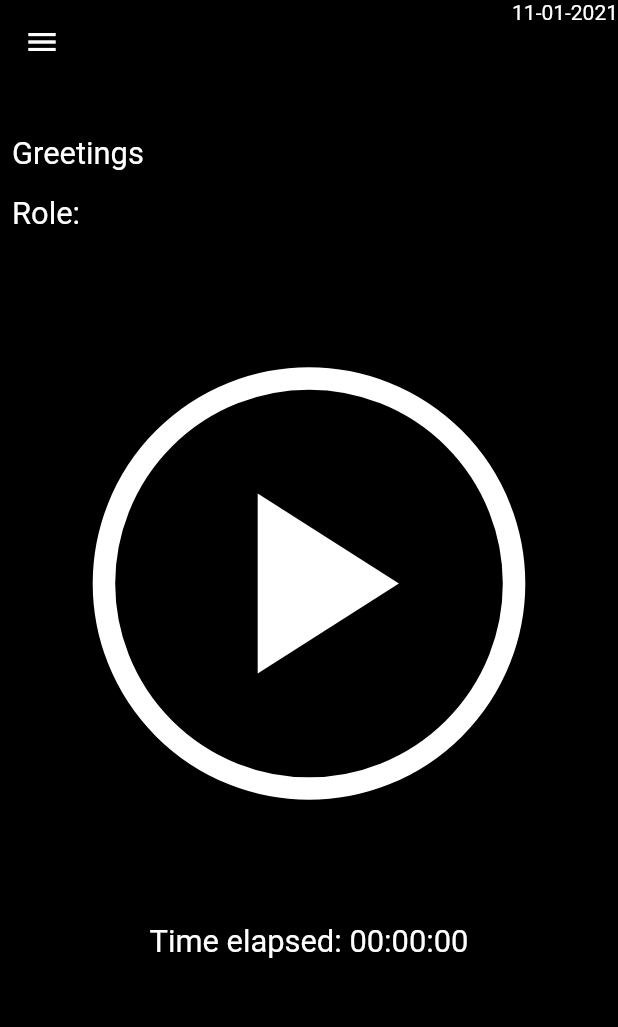
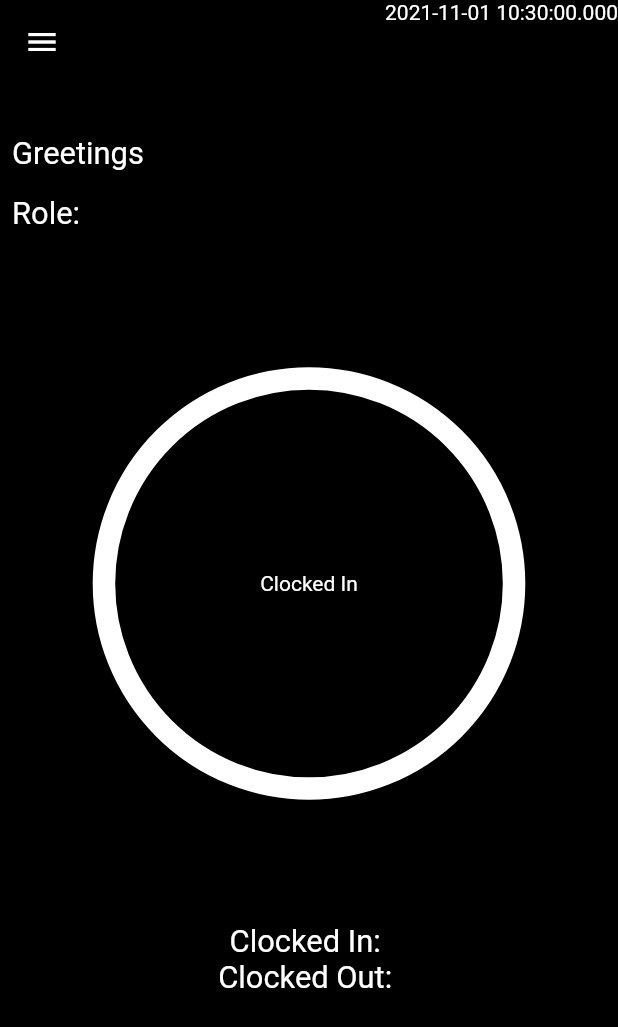
Before and after one commit to shemr1/timepunchtimesheet, a Flutter app: the EmployeeHomeScreen screen opened directly, on a phone screen of 412 x 824 dp. Shown: the top 1027 px of the screen. Run offline on Flutter 3.47's test engine with Material 2 defaults, Android fonts, the phone set to English and light mode, and no system bars; drawn by our look-alikes of percent_indicator; our stand-ins replace cloud_firestore, firebase_auth, firebase_core, flutter_local_notifications, fluttertoast, location and 1 more; accounts and stored records are empty.

Commit message:
version 2 of project

```diff
--- a/lib/authentication/Registration.dart
+++ b/lib/authentication/Registration.dart
@@ -1,7 +1,7 @@
 import 'dart:ui';
 import 'package:cloud_firestore/cloud_firestore.dart';
 import 'package:firebase_auth/firebase_auth.dart';
-import 'package:firebase_database/firebase_database.dart';
+
 import 'package:flutter/cupertino.dart';
 import 'package:flutter/material.dart';
 import 'package:timepunchtimesheet/Widgets/customTextField.dart';
--- a/lib/screens/Employee/EmployeeHomeScreen.dart
+++ b/lib/screens/Employee/EmployeeHomeScreen.dart
@@ -2,13 +2,13 @@ import 'dart:async';
 import 'package:intl/intl.dart';
 import 'package:percent_indicator/percent_indicator.dart';
 import 'package:firebase_auth/firebase_auth.dart';
-import 'package:firebase_database/firebase_database.dart';
+import 'package:cloud_firestore/cloud_firestore.dart';
 import 'package:flutter_local_notifications/flutter_local_notifications.dart';
 import 'package:location/location.dart';
-
+import 'package:fluttertoast/fluttertoast.dart';
 import 'package:flutter/material.dart';
 
-import '../../notification_service.dart';
+
 
 class EmployeeHomeScreen extends StatefulWidget {
   const EmployeeHomeScreen({Key key}) : super(key: key);
@@ -18,67 +18,40 @@ class EmployeeHomeScreen extends StatefulWidget {
 }
 
 class _EmployeeHomeScreenState extends State<EmployeeHomeScreen> {
+  User auth = FirebaseAuth.instance.currentUser;
+  Stopwatch _stopwatch = Stopwatch();
+  String nowt;
 
-  Stopwatch _stopwatch = Stopwatch();
-  User user = FirebaseAuth.instance.currentUser;
-  Timer _timer;
-  String nowt ;
   String status;
   DateTime d;
   double t = 0;
   Location location = new Location();
-  bool _serviceEnabled;
-  PermissionStatus _permissionGranted;
-  LocationData _locationData;
-  String elapsedTime = '';
-  IconData btn = Icons.play_arrow;
 
-
-  static const AndroidNotificationDetails androidPlatformChannelSpecifics =
-  AndroidNotificationDetails(
-      'your channel id', 'your channel name',
+  static const AndroidNotificationDetails androidPlatformChannelSpecifics = AndroidNotificationDetails(
+    'your channel id',
+    'your channel name',
     importance: Importance.defaultImportance,
     priority: Priority.min,
     showWhen: false,
   );
-  static const NotificationDetails platformChannelSpecifics =
-  NotificationDetails(android: androidPlatformChannelSpecifics);
+  static const NotificationDetails platformChannelSpecifics = NotificationDetails(android: androidPlatformChannelSpecifics);
 
   DateTime x = DateTime.now();
 
+  bool isThere = false;
 
-  @override
-  void initState() {
-    super.initState();
-    _stopwatch = Stopwatch();
-    // re-render every 30ms
-    _timer = new Timer.periodic(new Duration(milliseconds: 30), (timer) {
-      setState(() {});
-    });
-  }
-  @override
-  void dispose() {
-    _timer.cancel();
-    super.dispose();
-  }
+  String clockedIN = '';
 
-
+  String clockedOut = '';
 
   @override
   Widget build(BuildContext context) {
-    getNowTime();
+    checkExist();
+    getTime();
+    checkPreviousOut();
     Duration duration = Duration(hours: 8);
-    double height = MediaQuery
-        .of(context)
-        .size
-        .height;
-    double width = MediaQuery
-        .of(context)
-        .size
-        .width;
-
-    status = currentStatus();
-
+    double height = MediaQuery.of(context).size.height;
+    double width = MediaQuery.of(context).size.width;
 
     return Material(
         child: Scaffold(
@@ -99,7 +72,7 @@ class _EmployeeHomeScreenState extends State<EmployeeHomeScreen> {
         elevation: 0.0,
         backgroundColor: Colors.transparent,
         actions: [
-              Text(nowt),
+          Text(x.toString()),
         ],
       ),
       drawer: Drawer(),
@@ -108,6 +81,7 @@ class _EmployeeHomeScreenState extends State<EmployeeHomeScreen> {
           color: Colors.black,
         ),
         child: Column(
+          mainAxisAlignment: MainAxisAlignment.start,
           crossAxisAlignment: CrossAxisAlignment.stretch,
           children: [
             SizedBox(
@@ -115,160 +89,175 @@ class _EmployeeHomeScreenState extends State<EmployeeHomeScreen> {
             ),
             Padding(
               padding: const EdgeInsets.all(8.0),
-                  child: Text('Greetings ' + '' +
-                      FirebaseAuth.instance.currentUser.displayName,
-                  style: TextStyle(
-                    color: Colors.white,
-                    fontSize: height * 0.025
-                  ),),
+              child: Text(
+                'Greetings ' + '' + FirebaseAuth.instance.currentUser.displayName,
+                style: TextStyle(color: Colors.white, fontSize: height * 0.025),
+              ),
             ),
             Padding(
               padding: const EdgeInsets.all(8.0),
-                  child: Text('Role: ',style: TextStyle(
-                      color: Colors.white,
-                      fontSize: height * 0.025
-                  ),
+              child: Text(
+                'Role: ',
+                style: TextStyle(color: Colors.white, fontSize: height * 0.025),
               ),
             ),
             SizedBox(
               height: height * 0.1,
             ),
-                CircularPercentIndicator(
-                  radius:
-                      width * 0.7,
+            Center(
+              child: CircularPercentIndicator(
+                radius: width * 0.7,
                 lineWidth: 15.0,
                 percent: _stopwatch.elapsed.inMicroseconds / duration.inMicroseconds,
                 center: Center(
                   child: IconButton(
                     iconSize: height * 0.25,
                     padding: EdgeInsets.all(0),
-                      icon: !_stopwatch.isRunning ? Icon(btn,color: Colors.white,): Icon(btn,color: Colors.white,),
-                      onPressed:() => clockInOut(),
+                    icon: isThere
+                        ? Text(
+                            "Clocked Out",
+                            style: TextStyle(color: Colors.white),
+                          )
+                        : Text("Clocked In", style: TextStyle(color: Colors.white)),
+                    onPressed: () => clockInOut(),
                   ),
                 ),
                 circularStrokeCap: CircularStrokeCap.square,
                 backgroundColor: Colors.white,
                 progressColor: Colors.green,
               ),
-                SizedBox(height: height * 0.1,),
-                Center(
-                  child: Text(
-                    'Time elapsed: ' + formatTime(_stopwatch.elapsedMilliseconds),
-                    style: TextStyle(
-                      color: Colors.white,
-                      fontSize: height * 0.025
             ),
+            SizedBox(
+              height: height * 0.1,
             ),
-                )
+            Column(
+              children: [
+                Text(
+                  'Clocked In: ' + clockedIN,
+                  style: TextStyle(color: Colors.white, fontSize: height * 0.025),
+                ),
+                Text(
+                  'Clocked Out: ' + clockedOut,
+                  style: TextStyle(color: Colors.white, fontSize: height * 0.025),
+                ),
+                // Text(
+                //   'Duration: ' + clockedOut.,
+                //   style:
+                //   TextStyle(color: Colors.white, fontSize: height * 0.025),
+                // ),
+              ],
+            ),
           ],
         ),
       ),
-        )
-    );
+    ));
   }
 
+  clockInOut() async {
+    String formatted = DateFormat('yyyy-MM-dd').format(x);
 
-  void getNowTime() {
-    final DateTime now = DateTime.now();
-    final DateFormat formatter = DateFormat('MM-dd-yyyy');
-    final String formatted = formatter.format(now);
-    setState(() {
-      nowt = formatted;
-    });
+    var collection = FirebaseFirestore.instance.collection("Users").doc(auth.uid);
+    var books = collection.collection("timeStamps");
 
+    Duration z;
+    String time;
+
+    books.doc(formatted).get().then((value) => {
+          if (!value.exists)
+            {
+              books.doc(formatted).set({"Clocked in": DateTime.now()})
             }
-
-  String formatTime(int milliseconds) {
-    var secs = milliseconds ~/ 1000;
-    var hours = (secs ~/ 3600).toString().padLeft(2, '0');
-    var minutes = ((secs % 3600) ~/ 60).toString().padLeft(2, '0');
-    var seconds = (secs % 60).toString().padLeft(2, '0');
-
-    return "$hours:$minutes:$seconds";
+          else
+            {
+              if (value.data().containsKey("Clocked in"))
+                {
+                  showDialog(
+                      context: context,
+                      builder: (BuildContext context) {
+                        return SimpleDialog(
+                          title: const Text('Clock Out?'),
+                          children: [
+                            SimpleDialogOption(
+                              onPressed: () {
+                                Navigator.pop(context);
+                              },
+                              child: const Text('No'),
+                            ),
+                            SimpleDialogOption(
+                              onPressed: () async {
+                                await Future.delayed(Duration(seconds: 10));
+                                z = DateTime.now().difference(value['Clocked in'].toDate());
+                                time = _printDuration(z);
+                                books.doc(formatted).update({"Clocked out": DateTime.now(), "Time worked": time});
+                                Fluttertoast.showToast(msg: " Have a nice day");
+                              },
+                              child: const Text('Yes'),
+                            )
+                          ],
+                        );
+                      })
                 }
-
-  Future<void> clockInOut() async {
-    if (_stopwatch.isRunning) {
-     stopWatch();
-     setState(() {
-       btn = Icons.play_arrow;
-     });
-    } else {
-      _stopwatch.start();
-      setState(() {
-        elapsedTime = formatTime(_stopwatch.elapsedMilliseconds);
-        btn = Icons.pause;
-      });
-
-      setState(() {});
+              else
+                {
+                  if (value.data().containsKey("Clocked in") && value.data().containsKey("Clocked out"))
+                    {Fluttertoast.showToast(msg: "You have already clocked in and out once today. Please speak to your supervisor if this was done in error.")}
                 }
-
-    while (_stopwatch.isRunning) {
-      await flutterLocalNotificationsPlugin.show(
-          0, 'Clocked in', formatTime(_stopwatch.elapsedMilliseconds),
-          platformChannelSpecifics,
-          payload: 'item x');
             }
-    setState(() {});
-  }
-
-  startWatch() {
-    setState(() {
-      _stopwatch.start();
-
         });
   }
 
-  setTime() {
-    var timeSoFar = _stopwatch.elapsedMilliseconds;
-    setState(() {
-      elapsedTime = formatTime(timeSoFar);
+  String _printDuration(Duration duration) {
+    String twoDigits(int n) => n.toString().padLeft(2, "0");
+    String twoDigitMinutes = twoDigits(duration.inMinutes.remainder(60));
+    String twoDigitSeconds = twoDigits(duration.inSeconds.remainder(60));
+    return "${twoDigits(duration.inHours)}:$twoDigitMinutes:$twoDigitSeconds";
+  }
+
+  checkExist() {
+    String formatted = DateFormat('yyyy-MM-dd').format(x);
+    FirebaseFirestore.instance.collection("Users").doc(auth.uid).collection("timeStamps").doc(formatted).get().then((DocumentSnapshot value) {
+      if (value.exists) {
+        this.setState(() {
+          isThere = true;
+        });
+      }
     });
   }
 
-  stopWatch() {
-    setState(() {
-      _stopwatch.stop();
-      setTime();
+  checkPreviousOut() {
+    Duration z;
+    String time;
+    DateTime previous = DateTime.now().subtract(Duration(days: 1));
+    String formatted = DateFormat('yyyy-MM-dd').format(previous);
+    FirebaseFirestore.instance.collection("Users").doc(auth.uid).collection("timeStamps").doc(formatted).get().then((DocumentSnapshot value) {
+      if (!value.data().toString().contains('Clocked out')) {
+        print("No previous logout yesterday");
+        z = DateTime.now().difference(value['Clocked in'].toDate());
+        if (z.inHours > 12) {
+          Fluttertoast.showToast(
+              msg:
+                  "You may have forgotten to clock out yesterday. Please contact your supervisor to amend issue. If this message doesn't apply to you ignore it as such ");
+          time = _printDuration(z);
+          FirebaseFirestore.instance
+              .collection("Users")
+              .doc(auth.uid)
+              .collection("timeStamps")
+              .doc(formatted)
+              .update({"Clocked out": DateTime.now(), "Time worked": time, "Time worked seconds": z.inSeconds});
+        } else {}
+      }
     });
   }
 
-
-
-  String currentStatus() {
-    if (_stopwatch.isRunning) {
-      return "On the Clock";
-    } else {
-      if (_stopwatch.elapsed != Duration.zero) {
-        return "On Break";
-      } else {
-        return "Off the Clock";
+  getTime() {
+    String formatted = DateFormat('yyyy-MM-dd').format(x);
+    FirebaseFirestore.instance.collection("Users").doc(auth.uid).collection("timeStamps").doc(formatted).get().then((DocumentSnapshot value) {
+      if (value.exists) {
+        this.setState(() {
+          clockedIN = DateFormat.Hms().format(value['Clocked in'].toDate());
+          clockedOut = DateFormat.Hms().format(value['Clocked out'].toDate());
+        });
+      }
+    });
   }
 }
-  }
-
-  Future<void> clockOut() async {
-    stopWatch();
-    _stopwatch.reset();
-    //save time, date and project.......maybe
-    _serviceEnabled = await location.serviceEnabled();
-    if (!_serviceEnabled) {
-      _serviceEnabled = await location.requestService();
-      if (!_serviceEnabled) {
-        return;
-      }
-    }
-
-    _permissionGranted = await location.hasPermission();
-    if (_permissionGranted == PermissionStatus.denied) {
-      _permissionGranted = await location.requestPermission();
-      if (_permissionGranted != PermissionStatus.granted) {
-        return;
-      }
-    }
-
-    _locationData = await location.getLocation();
-    print(_locationData.toString());
-    await flutterLocalNotificationsPlugin.cancel(0);
-  }
-}
```
Also changed, not shown: pubspec.yaml (+7 -9 lines), pubspec.lock. Lines whose indentation alone changed are shown as unchanged.
